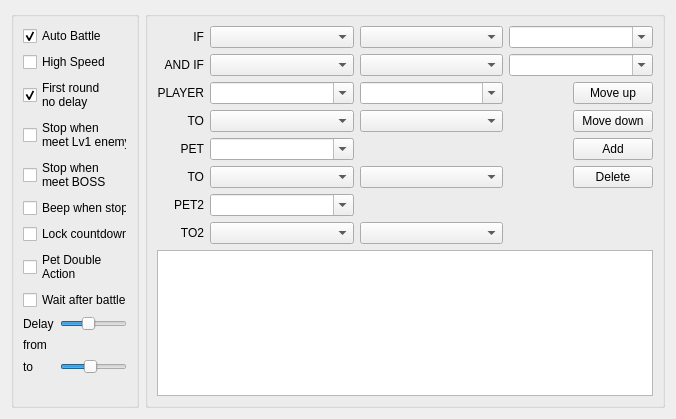
The window that CGAssistant/autobattleform.ui (hzqst/CGAssistant) describes before a commit, drawn with Qt 5.
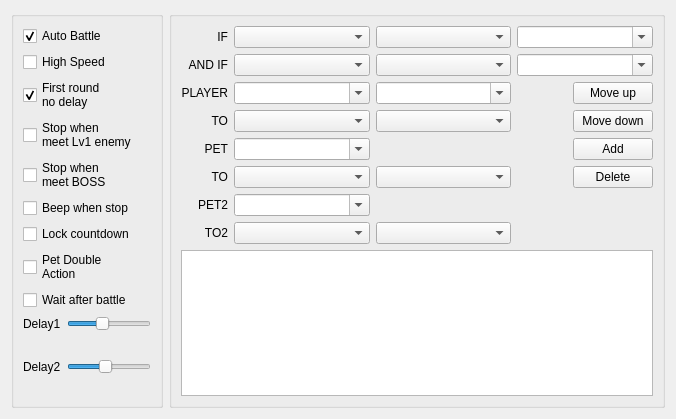
The same window after the commit.

Diff of the .ui file:
```diff
--- a/CGAssistant/autobattleform.ui
+++ b/CGAssistant/autobattleform.ui
@@ -30,7 +30,7 @@
      </property>
      <property name="maximumSize">
       <size>
-       <width>128</width>
+       <width>192</width>
        <height>16777215</height>
       </size>
      </property>
@@ -191,7 +191,7 @@
         <item row="2" column="0">
          <widget class="QLabel" name="label_delay_to">
           <property name="text">
-           <string>to</string>
+           <string>Delay2</string>
           </property>
          </widget>
         </item>
@@ -214,7 +214,7 @@
         <item row="0" column="0">
          <widget class="QLabel" name="label_delay">
           <property name="text">
-           <string>Delay</string>
+           <string>Delay1</string>
           </property>
          </widget>
         </item>
@@ -275,13 +275,6 @@
           </property>
          </widget>
         </item>
-        <item row="1" column="0">
-         <widget class="QLabel" name="label_delay_from">
-          <property name="text">
-           <string>from</string>
-          </property>
-         </widget>
-        </item>
        </layout>
       </item>
      </layout>
```
Left out of the diff: 27 changed lines with no effect on the pictures.
